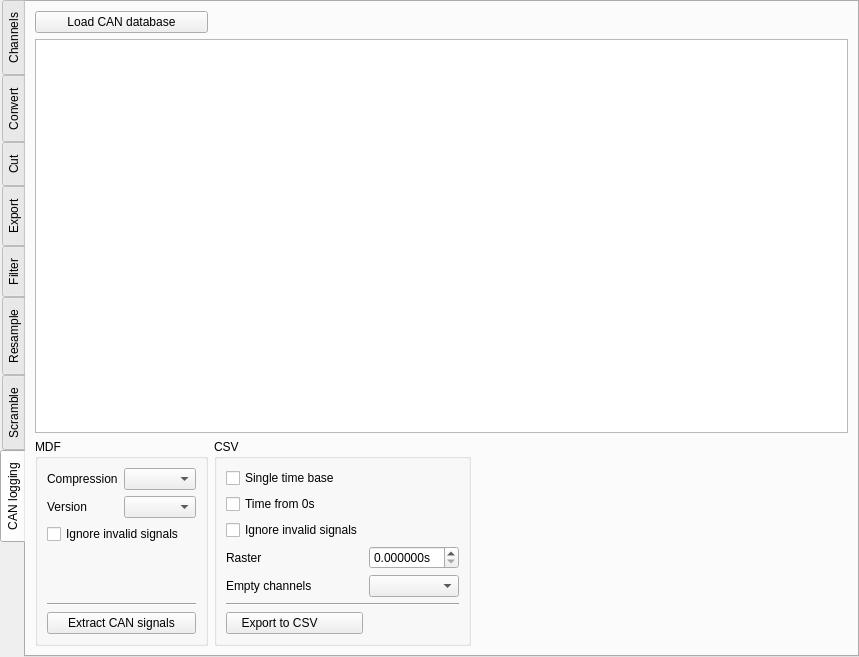
Above: asammdf/gui/ui/file_widget.ui from danielhrisca/asammdf before the change. Below: the same form after it.
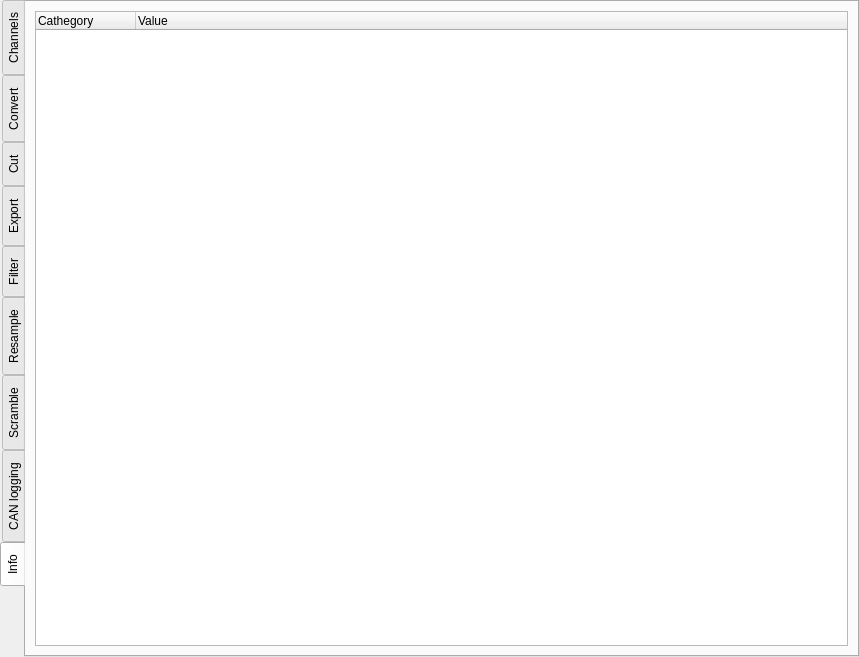
That is the form after the change. Icons and pictures are not drawn. Custom widgets are drawn as their Qt base class.

Commit message: add file information tab

Patch:
```diff
--- a/asammdf/gui/ui/file_widget.ui
+++ b/asammdf/gui/ui/file_widget.ui
@@ -35,7 +35,7 @@
       <enum>QTabWidget::West</enum>
      </property>
      <property name="currentIndex">
-      <number>7</number>
+      <number>8</number>
      </property>
      <property name="documentMode">
       <bool>false</bool>
@@ -1252,6 +1252,34 @@
        </item>
       </layout>
      </widget>
+     <widget class="QWidget" name="info_tab">
+      <attribute name="icon">
+       <iconset resource="resource.qrc">
+        <normaloff>:/info.png</normaloff>:/info.png</iconset>
+      </attribute>
+      <attribute name="title">
+       <string>Info</string>
+      </attribute>
+      <layout class="QGridLayout" name="gridLayout_9">
+       <item row="0" column="0">
+        <widget class="QTreeWidget" name="info">
+         <property name="uniformRowHeights">
+          <bool>true</bool>
+         </property>
+         <column>
+          <property name="text">
+           <string>Cathegory</string>
+          </property>
+         </column>
+         <column>
+          <property name="text">
+           <string>Value</string>
+          </property>
+         </column>
+        </widget>
+       </item>
+      </layout>
+     </widget>
     </widget>
    </item>
   </layout>
```
The commit also changes 4 other files.
